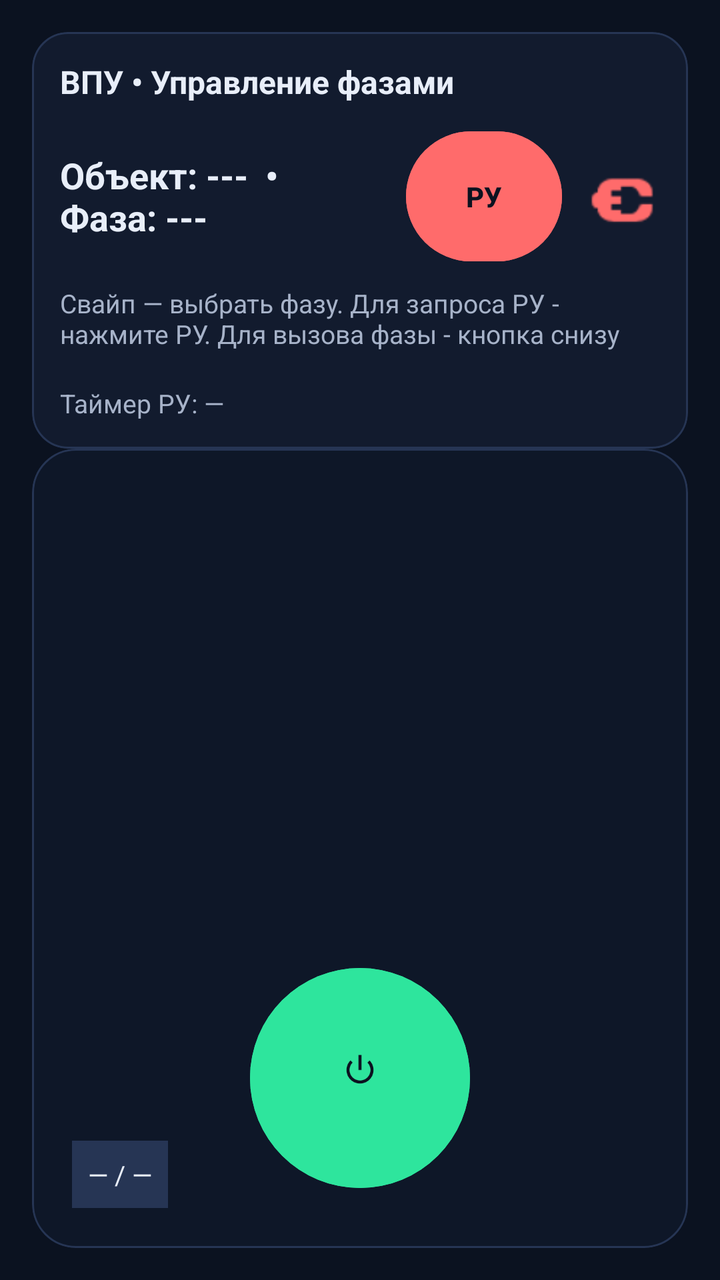
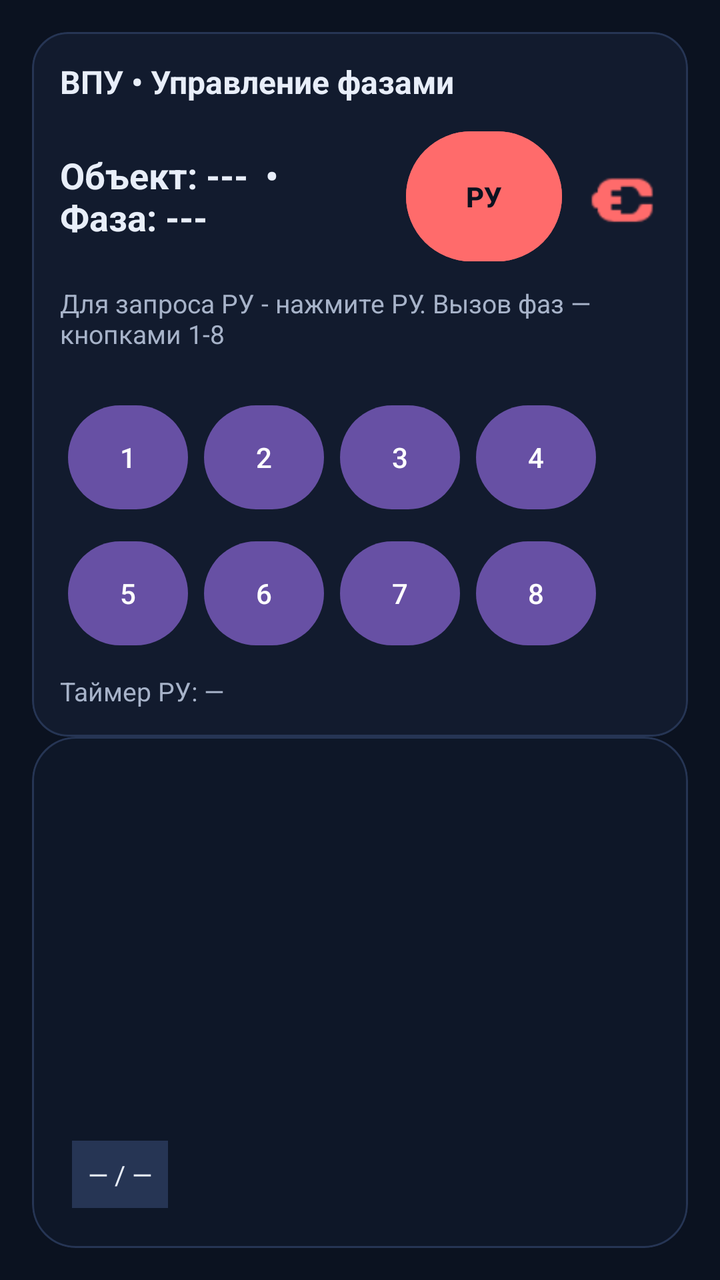

Screens rendered from an Android XML layout before and after an edit, with the pre-edit source and the edit as a unified diff.
<!-- AndroidManifest.xml: application theme Theme.VPU -->
<!-- res/layout/activity_vpu.xml -->
<?xml version="1.0" encoding="utf-8"?>
<androidx.constraintlayout.widget.ConstraintLayout
    xmlns:android="http://schemas.android.com/apk/res/android"
    xmlns:app="http://schemas.android.com/apk/res-auto"
    xmlns:tools="http://schemas.android.com/tools"
    android:layout_width="match_parent"
    android:layout_height="match_parent"
    android:background="#0B1220"
    tools:context=".ui.vpu.VpuActivity">

    
    <com.google.android.material.card.MaterialCardView
        android:id="@+id/statusCard"
        android:layout_width="0dp"
        android:layout_height="wrap_content"
        android:layout_margin="16dp"
        app:cardBackgroundColor="#121B2E"
        app:cardCornerRadius="18dp"
        app:strokeColor="#263554"
        app:strokeWidth="1dp"
        app:layout_constraintTop_toTopOf="parent"
        app:layout_constraintStart_toStartOf="parent"
        app:layout_constraintEnd_toEndOf="parent">

        <LinearLayout
            android:layout_width="match_parent"
            android:layout_height="wrap_content"
            android:orientation="vertical"
            android:padding="14dp">

            <TextView
                android:id="@+id/titleTextView"
                android:layout_width="match_parent"
                android:layout_height="wrap_content"
                android:text="ВПУ • Управление фазами"
                android:textColor="#E8EEF9"
                android:textSize="16sp"
                android:textStyle="bold"/>

            
            <LinearLayout
                android:layout_width="match_parent"
                android:layout_height="wrap_content"
                android:layout_marginTop="10dp"
                android:orientation="horizontal"
                android:gravity="center_vertical">

                <TextView
                    android:id="@+id/statusTextView"
                    android:layout_width="0dp"
                    android:layout_height="wrap_content"
                    android:layout_weight="1"
                    android:text="Объект: ---  •  Фаза: ---"
                    android:textColor="#E8EEF9"
                    android:textSize="18sp"
                    android:textStyle="bold"/>

                
                <com.google.android.material.button.MaterialButton
                    android:id="@+id/manualButton"
                    android:layout_width="78dp"
                    android:layout_height="73dp"
                    android:layout_marginStart="8dp"
                    android:backgroundTint="#FF6B6B"
                    android:text="РУ"
                    android:textColor="#0B1220"
                    android:textStyle="bold"
                    app:cornerRadius="999dp" />

                
                <ImageView
                    android:id="@+id/wifiIcon"
                    android:layout_width="37dp"
                    android:layout_height="61dp"
                    android:layout_marginStart="12dp"
                    android:src="@android:drawable/ic_lock_idle_charging"
                    app:tint="#FF6B6B" />
            </LinearLayout>

            <TextView
                android:id="@+id/hintTextView"
                android:layout_width="match_parent"
                android:layout_height="44dp"
                android:layout_marginTop="8dp"
                android:text="Свайп — выбрать фазу. Для запроса РУ - нажмите РУ. Для вызова фазы - кнопка снизу"
                android:textColor="#A7B3C9"
                android:textSize="13sp" />
            <TextView
                android:id="@+id/manualTimerTextView"
                android:layout_width="wrap_content"
                android:layout_height="wrap_content"
                android:layout_marginTop="6dp"
                android:text="Таймер РУ: —"
                android:textColor="#A7B3C9"
                android:textSize="13sp" />

        </LinearLayout>
    </com.google.android.material.card.MaterialCardView>

    
    <com.google.android.material.card.MaterialCardView
        android:id="@+id/pagerCard"
        android:layout_width="0dp"
        android:layout_height="0dp"
        android:layout_marginStart="16dp"
        android:layout_marginEnd="16dp"
        android:layout_marginBottom="16dp"
        app:cardBackgroundColor="#0E1728"
        app:cardCornerRadius="22dp"
        app:strokeColor="#263554"
        app:strokeWidth="1dp"
        app:layout_constraintTop_toBottomOf="@id/statusCard"
        app:layout_constraintBottom_toBottomOf="parent"
        app:layout_constraintStart_toStartOf="parent"
        app:layout_constraintEnd_toEndOf="parent">

        <FrameLayout
            android:layout_width="match_parent"
            android:layout_height="match_parent"
            android:padding="10dp">

            <androidx.viewpager2.widget.ViewPager2
                android:id="@+id/viewPager"
                android:layout_width="match_parent"
                android:layout_height="match_parent" />

            
            <TextView
                android:id="@+id/pageTextView"
                android:layout_width="wrap_content"
                android:layout_height="wrap_content"
                android:layout_gravity="bottom|start"
                android:layout_margin="10dp"
                android:padding="8dp"
                android:text="— / —"
                android:textColor="#E8EEF9"
                android:textSize="13sp"
                android:background="#263554"/>

            
            <com.google.android.material.button.MaterialButton
                android:id="@+id/activateButton"
                android:layout_width="110dp"
                android:layout_height="118dp"
                android:layout_gravity="bottom|center_horizontal"
                android:layout_marginBottom="16dp"
                android:backgroundTint="#2EE59D"
                android:enabled="false"
                android:text=""
                app:cornerRadius="999dp"
                app:icon="@android:drawable/ic_lock_power_off"
                app:iconGravity="textTop"
                app:iconTint="#0B1220" />
        </FrameLayout>

    </com.google.android.material.card.MaterialCardView>

</androidx.constraintlayout.widget.ConstraintLayout>
<!-- resources referenced by this layout -->
<resources>
  <style name="Theme.VPU" parent="Base.Theme.VPU" />
  <style name="Base.Theme.VPU" parent="Theme.Material3.DayNight.NoActionBar">
          
          
      </style>
</resources>

<!-- the commit's change to res/layout/activity_vpu.xml (unified diff, before → after) -->
@@ -82,9 +82,93 @@
                 android:layout_width="match_parent"
                 android:layout_height="44dp"
                 android:layout_marginTop="8dp"
-                android:text="Свайп — выбрать фазу. Для запроса РУ - нажмите РУ. Для вызова фазы - кнопка снизу"
+                android:text="Для запроса РУ - нажмите РУ. Вызов фаз — кнопками 1-8"
                 android:textColor="#A7B3C9"
                 android:textSize="13sp" />
+
+            <GridLayout
+                android:id="@+id/phaseButtonsRow"
+                android:layout_width="match_parent"
+                android:layout_height="wrap_content"
+                android:layout_marginTop="8dp"
+                android:alignmentMode="alignMargins"
+                android:columnCount="4"
+                android:gravity="center"
+                android:rowCount="2"
+                android:useDefaultMargins="false">
+
+                <com.google.android.material.button.MaterialButton
+                    android:id="@+id/phaseButton1"
+                    style="@style/Widget.Material3.Button"
+                    android:layout_width="60dp"
+                    android:layout_height="60dp"
+                    android:layout_margin="4dp"
+                    android:text="1"
+                    app:cornerRadius="999dp" />
+
+                <com.google.android.material.button.MaterialButton
+                    android:id="@+id/phaseButton2"
+                    style="@style/Widget.Material3.Button"
+                    android:layout_width="60dp"
+                    android:layout_height="60dp"
+                    android:layout_margin="4dp"
+                    android:text="2"
+                    app:cornerRadius="999dp" />
+
+                <com.google.android.material.button.MaterialButton
+                    android:id="@+id/phaseButton3"
+                    style="@style/Widget.Material3.Button"
+                    android:layout_width="60dp"
+                    android:layout_height="60dp"
+                    android:layout_margin="4dp"
+                    android:text="3"
+                    app:cornerRadius="999dp" />
+
+                <com.google.android.material.button.MaterialButton
+                    android:id="@+id/phaseButton4"
+                    style="@style/Widget.Material3.Button"
+                    android:layout_width="60dp"
+                    android:layout_height="60dp"
+                    android:layout_margin="4dp"
+                    android:text="4"
+                    app:cornerRadius="999dp" />
+
+                <com.google.android.material.button.MaterialButton
+                    android:id="@+id/phaseButton5"
+                    style="@style/Widget.Material3.Button"
+                    android:layout_width="60dp"
+                    android:layout_height="60dp"
+                    android:layout_margin="4dp"
+                    android:text="5"
+                    app:cornerRadius="999dp" />
+
+                <com.google.android.material.button.MaterialButton
+                    android:id="@+id/phaseButton6"
+                    style="@style/Widget.Material3.Button"
+                    android:layout_width="60dp"
+                    android:layout_height="60dp"
+                    android:layout_margin="4dp"
+                    android:text="6"
+                    app:cornerRadius="999dp" />
+
+                <com.google.android.material.button.MaterialButton
+                    android:id="@+id/phaseButton7"
+                    style="@style/Widget.Material3.Button"
+                    android:layout_width="60dp"
+                    android:layout_height="60dp"
+                    android:layout_margin="4dp"
+                    android:text="7"
+                    app:cornerRadius="999dp" />
+
+                <com.google.android.material.button.MaterialButton
+                    android:id="@+id/phaseButton8"
+                    style="@style/Widget.Material3.Button"
+                    android:layout_width="60dp"
+                    android:layout_height="60dp"
+                    android:layout_margin="4dp"
+                    android:text="8"
+                    app:cornerRadius="999dp" />
+            </GridLayout>
             <TextView
                 android:id="@+id/manualTimerTextView"
                 android:layout_width="wrap_content"
@@ -137,20 +221,6 @@
                 android:textSize="13sp"
                 android:background="#263554"/>
 
-            
-            <com.google.android.material.button.MaterialButton
-                android:id="@+id/activateButton"
-                android:layout_width="110dp"
-                android:layout_height="118dp"
-                android:layout_gravity="bottom|center_horizontal"
-                android:layout_marginBottom="16dp"
-                android:backgroundTint="#2EE59D"
-                android:enabled="false"
-                android:text=""
-                app:cornerRadius="999dp"
-                app:icon="@android:drawable/ic_lock_power_off"
-                app:iconGravity="textTop"
-                app:iconTint="#0B1220" />
         </FrameLayout>
 
     </com.google.android.material.card.MaterialCardView>
